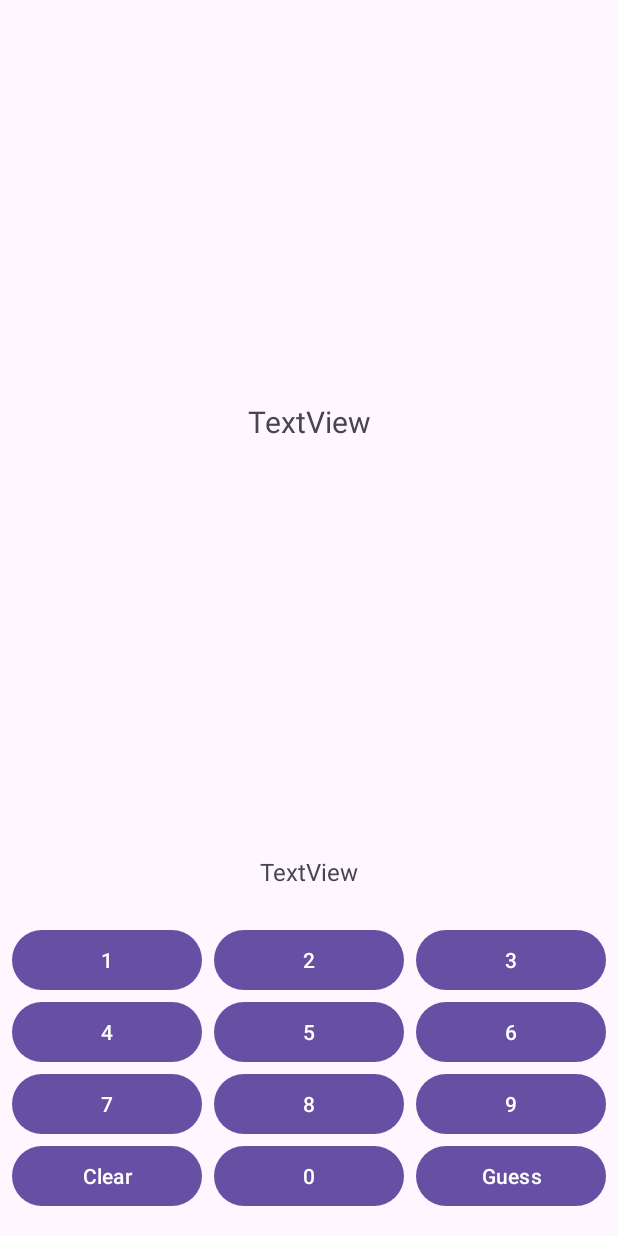
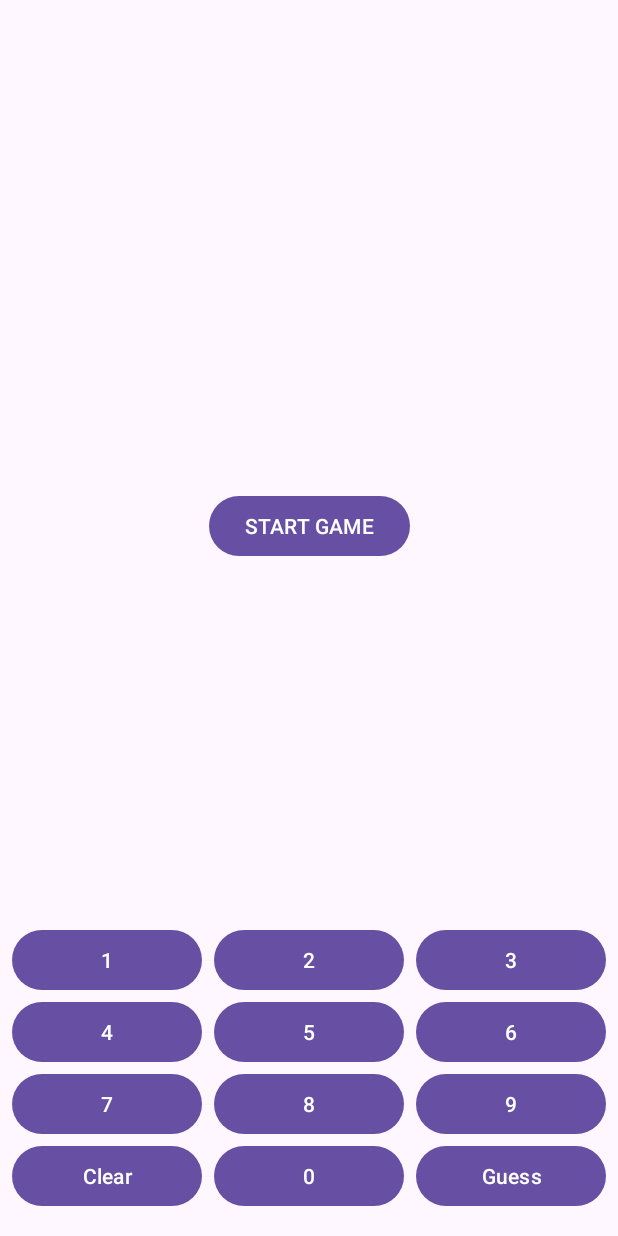
Before and after one commit to keremmimir/InternTasks-3A, an Android app: the screen it shows after launch (NumberGuessActivity), on a phone screen of 412 x 824 dp. Run offline under Robolectric (Android 15) with nearby library versions, the phone set to English and light mode, and no system bars.

Commit message:
InternTasks-3A | Add number guessing game with ViewModel and LiveData

```diff
--- a/app/build.gradle
+++ b/app/build.gradle
@@ -44,6 +44,7 @@ dependencies {
     implementation "androidx.fragment:fragment-ktx:1.8.2"
     implementation "androidx.lifecycle:lifecycle-viewmodel-ktx:2.8.4"
     implementation "androidx.lifecycle:lifecycle-runtime-ktx:2.8.4"
+    implementation 'androidx.lifecycle:lifecycle-livedata-ktx:2.8.4'
     testImplementation 'junit:junit:4.13.2'
     androidTestImplementation 'androidx.test.ext:junit:1.2.1'
     androidTestImplementation 'androidx.test.espresso:espresso-core:3.6.1'
--- a/app/src/main/java/com/example/interntasks_3a/NumberGuessFragment.kt
+++ b/app/src/main/java/com/example/interntasks_3a/NumberGuessFragment.kt
@@ -1,15 +1,25 @@
 package com.example.interntasks_3a
 
+import android.opengl.Visibility
 import android.os.Bundle
 import androidx.fragment.app.Fragment
 import android.view.LayoutInflater
 import android.view.View
 import android.view.ViewGroup
+import android.widget.Button
+import androidx.fragment.app.viewModels
+import androidx.lifecycle.Observer
+import androidx.lifecycle.ViewModelProvider
 import com.example.interntasks_3a.databinding.FragmentNumberGuessBinding
 
 class NumberGuessFragment : Fragment() {
     private var _binding: FragmentNumberGuessBinding? = null
     private val binding get() = _binding!!
+
+    private val viewModel: NumberGuessViewModel by viewModels()
+
+    var buttons = listOf<Button>()
+    var guessNumber = 0
 
     override fun onCreateView(
         inflater: LayoutInflater, container: ViewGroup?,
@@ -22,6 +32,54 @@ class NumberGuessFragment : Fragment() {
 
     override fun onViewCreated(view: View, savedInstanceState: Bundle?) {
         super.onViewCreated(view, savedInstanceState)
+
+        binding.buttonStart.setOnClickListener {
+            viewModel.startNewGame()
+            binding.buttonStart.visibility = View.GONE
+        }
+
+        observeData()
+
+        with(binding){
+            buttons = listOf(button0, button1, button2, button3, button4, button5,
+            button6, button7, button8, button9)
+        }
+
+        buttons.forEach{ button ->
+            button.setOnClickListener {
+                guessNumber = button.text.toString().toInt()
+                binding.guessText.text = guessNumber.toString()
+            }
+        }
+
+        binding.buttonClear.setOnClickListener {
+            viewModel.startNewGame()
+            binding.guessText.text = "TEKRAR DENE"
+        }
+
+        binding.buttonGuess.setOnClickListener {
+            viewModel.guessNumber(guessNumber)
+            binding.guessText.text = viewModel.result.value
+        }
+    }
+    fun observeData(){
+        viewModel.startButton.observe(viewLifecycleOwner, Observer { boolen ->
+            if (boolen){
+                binding.buttonStart.visibility = View.GONE
+            }
+        })
+
+        viewModel.char.observe(viewLifecycleOwner, Observer { char->
+            binding.charText.text = char.toString()
+        })
+
+        viewModel.result.observe(viewLifecycleOwner, Observer { result ->
+            binding.guessText.text = result
+        })
     }
 
+    override fun onDestroyView() {
+        super.onDestroyView()
+        _binding = null
+    }
 }
--- a/app/src/main/res/layout/fragment_number_guess.xml
+++ b/app/src/main/res/layout/fragment_number_guess.xml
@@ -10,7 +10,7 @@
         android:id="@+id/char_text"
         android:layout_width="wrap_content"
         android:layout_height="wrap_content"
-        android:text="TextView"
+        android:text=""
         android:textSize="@dimen/text_size_medium"
         app:layout_constraintBottom_toTopOf="@+id/constraintlayout2"
         app:layout_constraintEnd_toEndOf="parent"
@@ -168,11 +168,21 @@
             android:layout_height="wrap_content"
             android:layout_marginTop="@dimen/margin_small"
             android:textSize="@dimen/text_size_small"
-            android:text="TextView"
+            android:text=""
             app:layout_constraintEnd_toEndOf="parent"
             app:layout_constraintStart_toStartOf="parent"
             app:layout_constraintTop_toTopOf="parent" />
 
     </androidx.constraintlayout.widget.ConstraintLayout>
 
+    <Button
+        android:id="@+id/button_start"
+        android:layout_marginTop="@dimen/text_size_large"
+        android:layout_width="wrap_content"
+        android:layout_height="wrap_content"
+        android:text="@string/button_start"
+        app:layout_constraintEnd_toEndOf="parent"
+        app:layout_constraintStart_toStartOf="parent"
+        app:layout_constraintTop_toBottomOf="@+id/char_text" />
+
 </androidx.constraintlayout.widget.ConstraintLayout>
--- a/app/src/main/res/values/strings.xml
+++ b/app/src/main/res/values/strings.xml
@@ -16,5 +16,6 @@
     <string name="button0">0</string>
     <string name="button_clear">Clear</string>
     <string name="button_guess">Guess</string>
+    <string name="button_start">START GAME</string>
 
 </resources>
```
Also changed, not shown: app/src/main/java/com/example/interntasks_3a/CounterFragment.kt (+5 -5 lines), app/src/main/java/com/example/interntasks_3a/NumberGuessViewModel.kt (+33 -0 lines).
